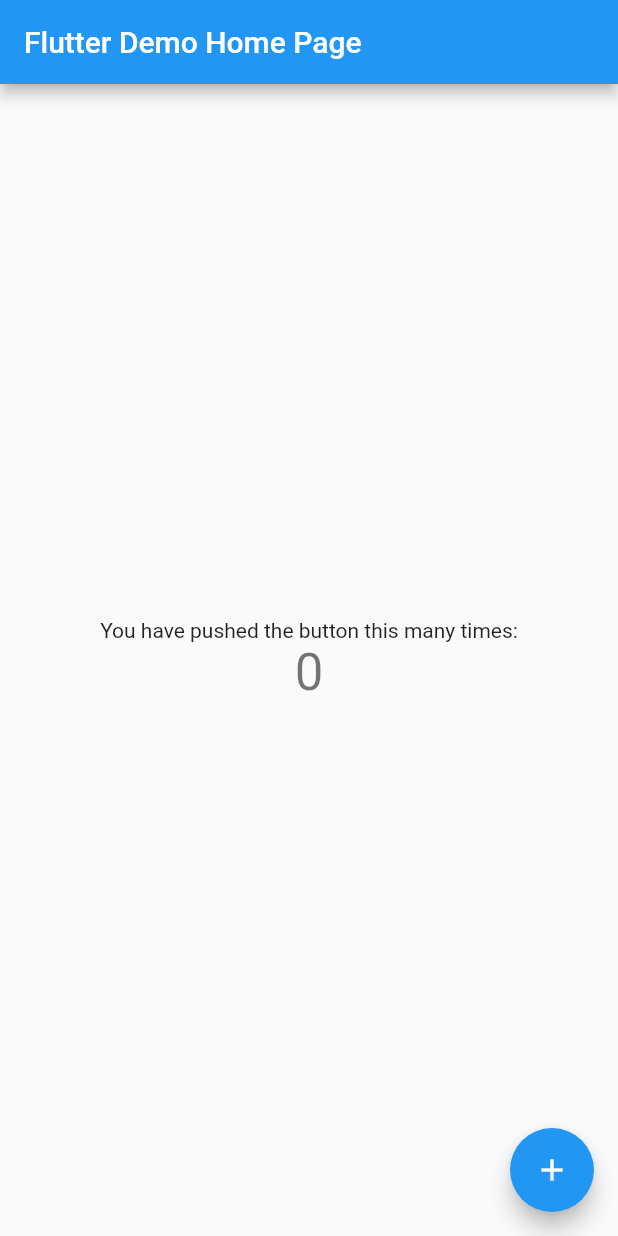
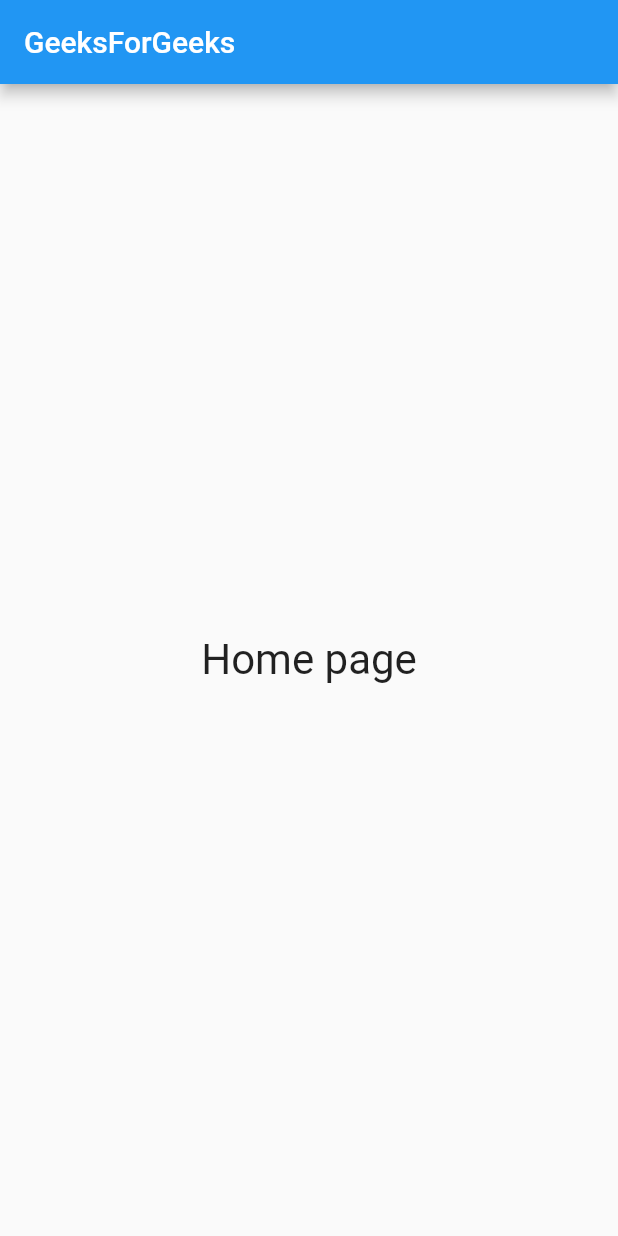
Before and after one commit to akilaliyanage/save_my_pin, a Flutter app: the screen it shows after launch, on a phone screen of 412 x 824 dp. Run offline on Flutter 3.47's test engine with Material 2 defaults, Android fonts, the phone set to English and light mode, and no system bars; our stand-ins replace splashscreen; missing offline and left inert: animate_icons.

Commit message:
secure notes splash screen

```diff
--- a/lib/main.dart
+++ b/lib/main.dart
@@ -1,4 +1,6 @@
 import 'package:flutter/material.dart';
+import 'package:save_my_pin/pages/akila/secure_notes_home.dart';
+import 'package:save_my_pin/pages/akila/secure_notes_splash.dart';
 
 void main() {
   runApp(const MyApp());
@@ -11,20 +13,11 @@
   @override
   Widget build(BuildContext context) {
     return MaterialApp(
-      title: 'Flutter Demo',
-      theme: ThemeData(
-        // This is the theme of your application.
-        //
-        // Try running your application with "flutter run". You'll see the
-        // application has a blue toolbar. Then, without quitting the app, try
-        // changing the primarySwatch below to Colors.green and then invoke
-        // "hot reload" (press "r" in the console where you ran "flutter run",
-        // or simply save your changes to "hot reload" in a Flutter IDE).
-        // Notice that the counter didn't reset back to zero; the application
-        // is not restarted.
-        primarySwatch: Colors.blue,
-      ),
-      home: const MyHomePage(title: 'Flutter Demo Home Page'),
+      initialRoute: '/secureSplash',
+      routes: {
+        '/secureSplash': (context) =>  const secure_notes_splash(),
+        '/secureNotesHome' : (context) => secure_notes_home(),
+      },
     );
   }
 }
--- /dev/null
+++ b/lib/pages/akila/secure_notes_home.dart
@@ -0,0 +1,23 @@
+import 'package:flutter/material.dart';
+import 'package:splashscreen/splashscreen.dart';
+import 'package:animate_icons/animate_icons.dart';
+
+class secure_notes_home extends StatefulWidget {
+  secure_notes_home({Key? key}) : super(key: key);
+
+  @override
+  State<secure_notes_home> createState() => _secure_notes_homeState();
+}
+
+// ignore: camel_case_types
+class _secure_notes_homeState extends State<secure_notes_home> {
+  @override
+  Widget build(BuildContext context) {
+    return Scaffold(
+      appBar: AppBar(title:const Text("GeeksForGeeks")),
+      body: const Center(
+        child: Text("Home page",textScaleFactor: 2,)
+      ),
+    );
+  }
+}
```
Also changed, not shown: lib/pages/akila/secure_notes_splash.dart (added, +21 -0 lines), pubspec.yaml (+5 -3 lines), assets/images/secure_note.gif (added), pubspec.lock.
